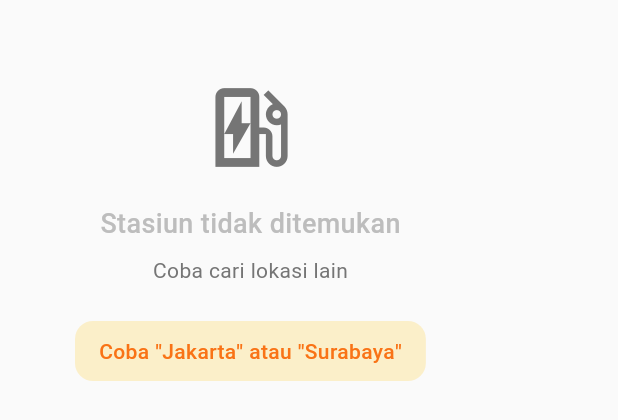
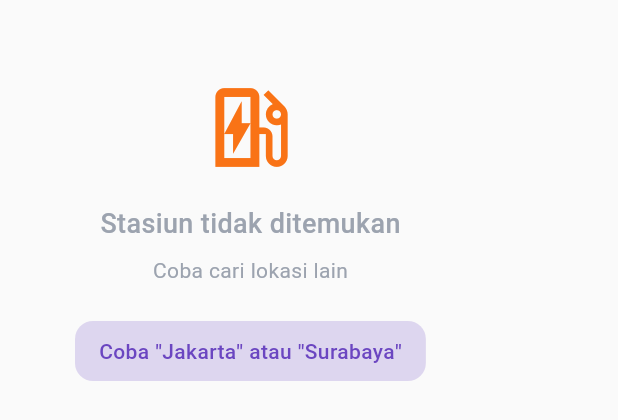
Before and after one commit to mazkama/infoev-mobile, a Flutter app: the EmptyStationsWidget widget shown alone on an empty page, opened directly, on a phone screen of 412 x 824 dp. Shown: the top 420 px of the screen. Run offline on Flutter 3.47's test engine with Material 3 defaults, Android fonts, the phone set to English and light mode, and no system bars; our stand-ins replace cached_network_image, flutter_widget_from_html, get, google_fonts, google_maps_flutter, google_sign_in and 2 more; accounts and stored records are empty; network calls fail.

Commit message:
Charger Station in Light Mode

```diff
--- a/lib/app/modules/charger_station/views/ChargerStationPage.dart
+++ b/lib/app/modules/charger_station/views/ChargerStationPage.dart
@@ -192,7 +192,9 @@ class _ChargerStationPageState extends State<ChargerStationPage> {
         ),
         actions: [
           IconButton(
-            icon: Icon(_showSearch ? Icons.search_off : Icons.search),
+            icon: Icon(_showSearch ? Icons.search_off : Icons.search,
+            color: AppColors.primaryColor,
+            ),
             onPressed: () {
               setState(() {
                 _showSearch = !_showSearch;
--- a/lib/app/modules/charger_station/views/widgets/empty_stations_widget.dart
+++ b/lib/app/modules/charger_station/views/widgets/empty_stations_widget.dart
@@ -16,7 +16,7 @@ class EmptyStationsWidget extends StatelessWidget {
             Icon(
               Icons.ev_station_outlined,
               size: 70,
-              color: Colors.grey[600],
+              color: AppColors.secondaryColor,
             ),
             const SizedBox(height: 16),
             Text(
@@ -24,7 +24,7 @@ class EmptyStationsWidget extends StatelessWidget {
               style: TextStyle(
                 fontSize: 18,
                 fontWeight: FontWeight.w500,
-                color: Colors.grey[400],
+                color: AppColors.textTertiary,
               ),
             ),
             const SizedBox(height: 8),
@@ -32,20 +32,20 @@ class EmptyStationsWidget extends StatelessWidget {
               'Coba cari lokasi lain',
               style: TextStyle(
                 fontSize: 14,
-                color: Colors.grey[600],
+                color: AppColors.textTertiary,
               ),
             ),
             const SizedBox(height: 24),
             Container(
               padding: EdgeInsets.symmetric(horizontal: 16, vertical: 10),
               decoration: BoxDecoration(
-                color: Colors.amber.withOpacity(0.2),
+                color: AppColors.primaryColor.withOpacity(0.2),
                 borderRadius: BorderRadius.circular(12),
               ),
               child: Text(
                 'Coba "Jakarta" atau "Surabaya"',
                 style: TextStyle(
-                  color: AppColors.accentColor,
+                  color: AppColors.primaryColor,
                   fontWeight: FontWeight.w500,
                 ),
               ),
```
Also changed, not shown: lib/app/modules/charger_station/views/widgets/charger_station_card.dart (+4 -4 lines), lib/app/modules/charger_station/views/widgets/error_widget.dart (+5 -4 lines), lib/app/modules/charger_station/views/widgets/search_bar_widget.dart (+14 -14 lines).
